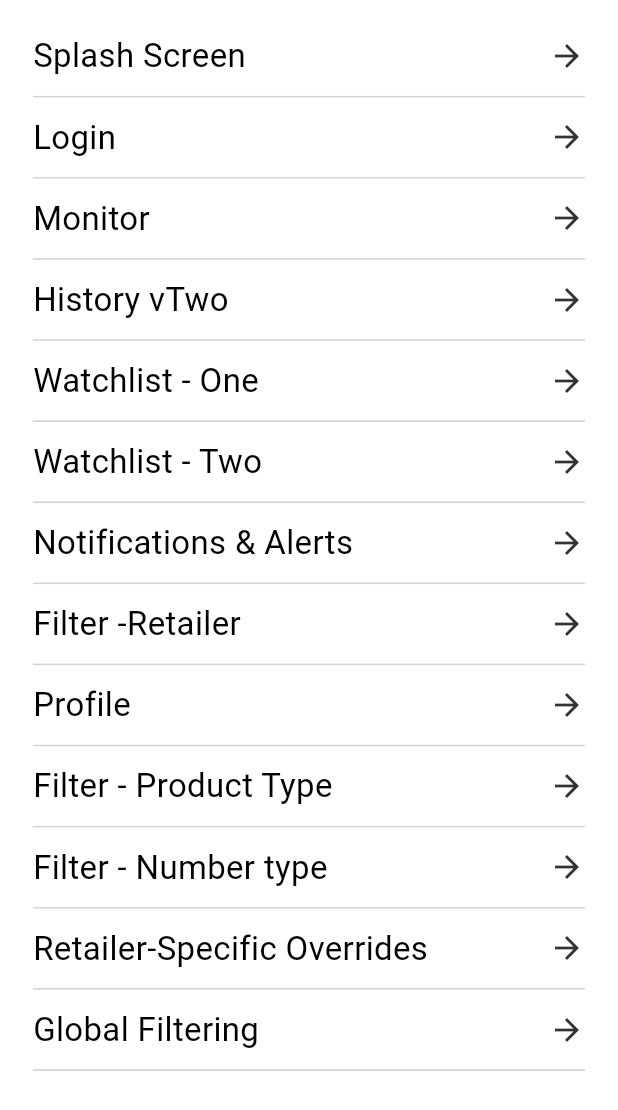
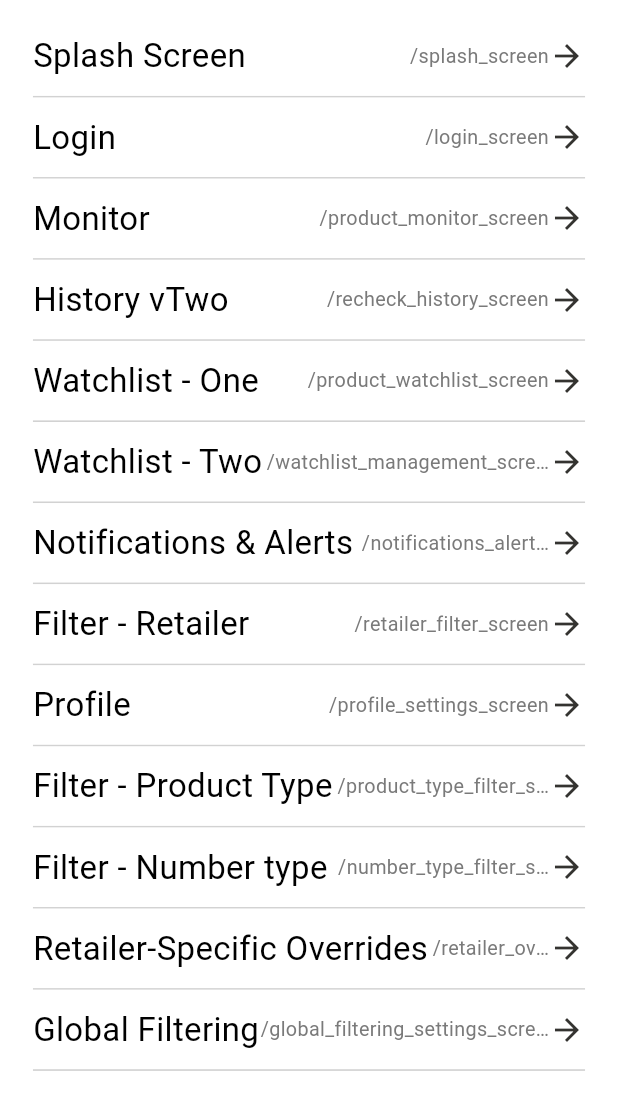
Before and after one commit to LucasQuiles/RestockR, a Flutter app: the AppNavigationScreen screen opened directly, on a phone screen of 412 x 824 dp. Shown: the top 1110 px of the screen. Run offline on Flutter 3.47's test engine with Material 3 defaults, Android fonts, the phone set to English and light mode, and no system bars; our stand-ins replace cached_network_image, equatable, flutter_riverpod, flutter_svg; project files that could hold a hidden picture were left out.

Commit message:
Prepare navigation guard scaffolding

```diff
--- a/lib/core/app_export.dart
+++ b/lib/core/app_export.dart
@@ -8,3 +8,6 @@ export '../theme/text_style_helper.dart';
 export 'utils/image_constant.dart';
 export 'utils/size_utils.dart';
 export '../widgets/app_toast.dart';
+export 'config/app_config.dart';
+export 'auth/auth_session.dart';
+export 'navigation/route_guard_provider.dart';
--- /dev/null
+++ b/lib/core/config/app_config.dart
@@ -0,0 +1,9 @@
+import 'package:flutter/foundation.dart';
+
+/// Central toggle points for build-time/runtime feature flags.
+class AppConfig {
+  /// Controls whether debug-only tooling such as the navigation screen is exposed.
+  static bool get showDebugMenu =>
+      const bool.fromEnvironment('RESTOCKR_DEBUG_MENU', defaultValue: false) ||
+      kDebugMode;
+}
--- a/lib/main.dart
+++ b/lib/main.dart
@@ -18,6 +18,9 @@ void main() {
 class MyApp extends ConsumerWidget {
   @override
   Widget build(BuildContext context, WidgetRef ref) {
+    final routeGuard = ref.watch(routeGuardProvider);
+    NavigatorService.registerGuard(routeGuard);
+
     return Sizer(
       builder: (context, orientation, deviceType) {
         return MaterialApp(
--- a/lib/presentation/app_navigation_screen/app_navigation_screen.dart
+++ b/lib/presentation/app_navigation_screen/app_navigation_screen.dart
@@ -12,6 +12,8 @@ class AppNavigationScreen extends ConsumerStatefulWidget {
 class AppNavigationScreenState extends ConsumerState<AppNavigationScreen> {
   @override
   Widget build(BuildContext context) {
+    final debugRoutes = AppRoutes.debugMenuRoutes.toList();
+
     return SafeArea(
       child: Scaffold(
         backgroundColor: Color(0XFFFFFFFF),
@@ -23,84 +25,29 @@ class AppNavigationScreenState extends ConsumerState<AppNavigationScreen> {
                   padding: EdgeInsets.only(top: 10.h),
                   child: Column(
                     children: [
-                      _buildScreenTitle(
-                        context,
-                        screenTitle: "Splash Screen",
-                        onTapScreenTitle: () =>
-                            onTapScreenTitle(context, AppRoutes.splashScreen),
-                      ),
-                      _buildScreenTitle(
-                        context,
-                        screenTitle: "Login",
-                        onTapScreenTitle: () =>
-                            onTapScreenTitle(context, AppRoutes.loginScreen),
-                      ),
-                      _buildScreenTitle(
-                        context,
-                        screenTitle: "Monitor",
-                        onTapScreenTitle: () => onTapScreenTitle(
-                            context, AppRoutes.productMonitorScreen),
-                      ),
-                      _buildScreenTitle(
-                        context,
-                        screenTitle: "History vTwo",
-                        onTapScreenTitle: () => onTapScreenTitle(
-                            context, AppRoutes.recheckHistoryScreen),
-                      ),
-                      _buildScreenTitle(
-                        context,
-                        screenTitle: "Watchlist - One",
-                        onTapScreenTitle: () => onTapScreenTitle(
-                            context, AppRoutes.productWatchlistScreen),
-                      ),
-                      _buildScreenTitle(
-                        context,
-                        screenTitle: "Watchlist - Two",
-                        onTapScreenTitle: () => onTapScreenTitle(
-                            context, AppRoutes.watchlistManagementScreen),
-                      ),
-                      _buildScreenTitle(
-                        context,
-                        screenTitle: "Notifications & Alerts",
-                        onTapScreenTitle: () => onTapScreenTitle(context,
-                            AppRoutes.notificationsAlertsSettingsScreen),
-                      ),
-                      _buildScreenTitle(
-                        context,
-                        screenTitle: "Filter -Retailer",
-                        onTapScreenTitle: () => onTapScreenTitle(
-                            context, AppRoutes.retailerFilterScreen),
-                      ),
-                      _buildScreenTitle(
-                        context,
-                        screenTitle: "Profile",
-                        onTapScreenTitle: () => onTapScreenTitle(
-                            context, AppRoutes.profileSettingsScreen),
-                      ),
-                      _buildScreenTitle(
-                        context,
-                        screenTitle: "Filter - Product Type",
-                        onTapScreenTitle: () => onTapScreenTitle(
-                            context, AppRoutes.productTypeFilterScreen),
-                      ),
-                      _buildScreenTitle(
-                        context,
-                        screenTitle: "Filter - Number type",
-                        onTapScreenTitle: () => onTapScreenTitle(
-                            context, AppRoutes.numberTypeFilterScreen),
-                      ),
-                      _buildScreenTitle(
-                        context,
-                        screenTitle: "Retailer-Specific Overrides",
-                        onTapScreenTitle: () => onTapScreenTitle(
-                            context, AppRoutes.retailerOverrideSettingsScreen),
-                      ),
-                      _buildScreenTitle(
-                        context,
-                        screenTitle: "Global Filtering",
-                        onTapScreenTitle: () => onTapScreenTitle(
-                            context, AppRoutes.globalFilteringSettingsScreen),
-                      ),
+                      if (debugRoutes.isEmpty)
+                        Padding(
+                          padding: EdgeInsets.symmetric(
+                            horizontal: 20.h,
+                            vertical: 12.h,
+                          ),
+                          child: Text(
+                            'No routes available.',
+                            style: TextStyle(
+                              color: Color(0XFF343330),
+                              fontSize: 16.fSize,
+                              fontFamily: 'Roboto',
+                              fontWeight: FontWeight.w400,
+                            ),
+                          ),
+                        )
+                      else
+                        ...debugRoutes.map(
+                          (route) => _buildScreenTitle(
+                            context,
+                            routeDefinition: route,
+                          ),
+                        ),
                     ],
                   ),
                 ),
@@ -115,12 +62,11 @@ class AppNavigationScreenState extends ConsumerState<AppNavigationScreen> {
   /// Common widget
   Widget _buildScreenTitle(
     BuildContext context, {
-    required String screenTitle,
-    Function? onTapScreenTitle,
+    required AppRouteDefinition routeDefinition,
   }) {
     return GestureDetector(
       onTap: () {
-        onTapScreenTitle?.call();
+        onTapScreenTitle(context, routeDefinition.path);
       },
       child: Container(
         padding: EdgeInsets.symmetric(horizontal: 20.h),
@@ -132,13 +78,29 @@ class AppNavigationScreenState extends ConsumerState<AppNavigationScreen> {
               mainAxisAlignment: MainAxisAlignment.spaceBetween,
               children: [
                 Text(
-                  screenTitle,
+                  routeDefinition.debugLabel,
                   textAlign: TextAlign.center,
                   style: TextStyle(
                     color: Color(0XFF000000),
                     fontSize: 20.fSize,
                     fontFamily: 'Roboto',
                     fontWeight: FontWeight.w400,
+                  ),
+                ),
+                Flexible(
+                  child: Align(
+                    alignment: Alignment.centerRight,
+                    child: Text(
+                      routeDefinition.path,
+                      textAlign: TextAlign.right,
+                      overflow: TextOverflow.ellipsis,
+                      style: TextStyle(
+                        color: Color(0XFF7A7A7A),
+                        fontSize: 12.fSize,
+                        fontFamily: 'Roboto',
+                        fontWeight: FontWeight.w400,
+                      ),
+                    ),
                   ),
                 ),
                 Icon(
--- a/lib/presentation/login_screen/login_screen.dart
+++ b/lib/presentation/login_screen/login_screen.dart
@@ -100,8 +100,7 @@ class LoginScreenState extends ConsumerState<LoginScreen> {
                     if (current.hasError ?? false) {
                       showAppToast(
                         context,
-                        message:
-                            'Login failed. Please check your credentials.',
+                        message: 'Login failed. Please check your credentials.',
                         variant: AppToastVariant.error,
                       );
                     }
--- a/lib/presentation/recheck_history_screen/recheck_history_screen.dart
+++ b/lib/presentation/recheck_history_screen/recheck_history_screen.dart
@@ -213,9 +213,7 @@ class RecheckHistoryScreenState extends ConsumerState<RecheckHistoryScreen> {
                 firstDate: firstDate,
                 lastDate: lastDate,
                 onDateChanged: (date) {
-                  ref
-                      .read(recheckHistoryNotifier.notifier)
-                      .onDateChanged(date);
+                  ref.read(recheckHistoryNotifier.notifier).onDateChanged(date);
                 },
               ),
             );
--- a/lib/routes/app_routes.dart
+++ b/lib/routes/app_routes.dart
@@ -1,4 +1,6 @@
 import 'package:flutter/material.dart';
+
+import '../core/config/app_config.dart';
 import '../presentation/splash_screen/splash_screen.dart';
 import '../presentation/login_screen/login_screen.dart';
 import '../presentation/product_monitor_screen/product_monitor_screen.dart';
@@ -14,6 +16,25 @@ import '../presentation/retailer_override_settings_screen/retailer_override_sett
 import '../presentation/global_filtering_settings_screen/global_filtering_settings_screen.dart';
 
 import '../presentation/app_navigation_screen/app_navigation_screen.dart';
+
+@immutable
+class AppRouteDefinition {
+  const AppRouteDefinition({
+    required this.path,
+    required this.builder,
+    required this.debugLabel,
+    this.requiresAuth = false,
+    this.debugOnly = false,
+    this.showInDebugMenu = true,
+  });
+
+  final String path;
+  final WidgetBuilder builder;
+  final String debugLabel;
+  final bool requiresAuth;
+  final bool debugOnly;
+  final bool showInDebugMenu;
+}
 
 class AppRoutes {
   static const String splashScreen = '/splash_screen';
@@ -39,24 +60,120 @@ class AppRoutes {
   static const String appNavigationScreen = '/app_navigation_screen';
   static const String initialRoute = splashScreen;
 
+  static final List<AppRouteDefinition> _definitions = [
+    AppRouteDefinition(
+      path: splashScreen,
+      builder: (context) => SplashScreen(),
+      debugLabel: 'Splash Screen',
+      showInDebugMenu: true,
+    ),
+    AppRouteDefinition(
+      path: loginScreen,
+      builder: (context) => LoginScreen(),
+      debugLabel: 'Login',
+      showInDebugMenu: true,
+    ),
+    AppRouteDefinition(
+      path: productMonitorScreen,
+      builder: (context) => ProductMonitorScreen(),
+      debugLabel: 'Monitor',
+      requiresAuth: true,
+    ),
+    AppRouteDefinition(
+      path: recheckHistoryScreen,
+      builder: (context) => RecheckHistoryScreen(),
+      debugLabel: 'History vTwo',
+      requiresAuth: true,
+    ),
+    AppRouteDefinition(
+      path: productWatchlistScreen,
+      builder: (context) => ProductWatchlistScreen(),
+      debugLabel: 'Watchlist - One',
+      requiresAuth: true,
+    ),
+    AppRouteDefinition(
+      path: watchlistManagementScreen,
+      builder: (context) => WatchlistManagementScreen(),
+      debugLabel: 'Watchlist - Two',
+      requiresAuth: true,
+    ),
+    AppRouteDefinition(
+      path: notificationsAlertsSettingsScreen,
+      builder: (context) => NotificationsAlertsSettingsScreen(),
+      debugLabel: 'Notifications & Alerts',
+      requiresAuth: true,
+    ),
+    AppRouteDefinition(
+      path: retailerFilterScreen,
+      builder: (context) => RetailerFilterScreen(),
+      debugLabel: 'Filter - Retailer',
+      requiresAuth: true,
+    ),
+    AppRouteDefinition(
+      path: profileSettingsScreen,
+      builder: (context) => ProfileSettingsScreen(),
+      debugLabel: 'Profile',
+      requiresAuth: true,
+    ),
+    AppRouteDefinition(
+      path: productTypeFilterScreen,
+      builder: (context) => ProductTypeFilterScreen(),
+      debugLabel: 'Filter - Product Type',
+      requiresAuth: true,
+    ),
+    AppRouteDefinition(
+      path: numberTypeFilterScreen,
+      builder: (context) => NumberTypeFilterScreen(),
+      debugLabel: 'Filter - Number type',
+      requiresAuth: true,
+    ),
+    AppRouteDefinition(
+      path: retailerOverrideSettingsScreen,
+      builder: (context) => RetailerOverrideSettingsScreen(),
+      debugLabel: 'Retailer-Specific Overrides',
+      requiresAuth: true,
+    ),
+    AppRouteDefinition(
+      path: globalFilteringSettingsScreen,
+      builder: (context) => GlobalFilteringSettingsScreen(),
+      debugLabel: 'Global Filtering',
+      requiresAuth: true,
+    ),
+    AppRouteDefinition(
+      path: appNavigationScreen,
+      builder: (context) => AppNavigationScreen(),
+      debugLabel: 'App Navigation',
+      debugOnly: true,
+      showInDebugMenu: false,
+    ),
+  ];
+
+  static Iterable<AppRouteDefinition> get registeredRoutes =>
+      _definitions.where(
+        (route) => !route.debugOnly || AppConfig.showDebugMenu,
+      );
+
+  static Iterable<AppRouteDefinition> get debugMenuRoutes => _definitions.where(
+        (route) =>
+            route.showInDebugMenu &&
+            route.path != appNavigationScreen &&
+            (!route.debugOnly || AppConfig.showDebugMenu),
+      );
+
+  static AppRouteDefinition? definitionFor(String path) {
+    for (final route in _definitions) {
+      if (route.path == path) {
+        return route;
+      }
+    }
+    return null;
+  }
+
+  static bool routeRequiresAuth(String path) =>
+      definitionFor(path)?.requiresAuth ?? false;
+
   static Map<String, WidgetBuilder> get routes => {
         '/': (context) => SplashScreen(),
-        splashScreen: (context) => SplashScreen(),
-        loginScreen: (context) => LoginScreen(),
-        productMonitorScreen: (context) => ProductMonitorScreen(),
-        recheckHistoryScreen: (context) => RecheckHistoryScreen(),
-        productWatchlistScreen: (context) => ProductWatchlistScreen(),
-        watchlistManagementScreen: (context) => WatchlistManagementScreen(),
-        notificationsAlertsSettingsScreen: (context) =>
-            NotificationsAlertsSettingsScreen(),
-        retailerFilterScreen: (context) => RetailerFilterScreen(),
-        profileSettingsScreen: (context) => ProfileSettingsScreen(),
-        productTypeFilterScreen: (context) => ProductTypeFilterScreen(),
-        numberTypeFilterScreen: (context) => NumberTypeFilterScreen(),
-        retailerOverrideSettingsScreen: (context) =>
-            RetailerOverrideSettingsScreen(),
-        globalFilteringSettingsScreen: (context) =>
-            GlobalFilteringSettingsScreen(),
-        appNavigationScreen: (context) => AppNavigationScreen(),
+        for (final route in registeredRoutes) route.path: route.builder,
       };
 }
--- a/lib/widgets/app_toast.dart
+++ b/lib/widgets/app_toast.dart
@@ -46,7 +46,8 @@ void showAppToast(
             decoration: BoxDecoration(
               color: baseColor.withAlpha((0.22 * 255).round()),
               borderRadius: BorderRadius.circular(20),
-              border: Border.all(color: baseColor.withAlpha((0.35 * 255).round())),
+              border:
+                  Border.all(color: baseColor.withAlpha((0.35 * 255).round())),
             ),
             child: Row(
               mainAxisSize: MainAxisSize.min,
```
Also changed, not shown: lib/core/auth/auth_session.dart (added, +8 -0 lines), lib/core/navigation/route_guard_provider.dart (added, +27 -0 lines), lib/core/utils/navigator_service.dart (+82 -12 lines), lib/presentation/product_monitor_screen/product_monitor_screen.dart (+3 -6 lines), lib/presentation/product_watchlist_screen/product_watchlist_screen_initial_page.dart (+4 -7 lines), 4 other files.
